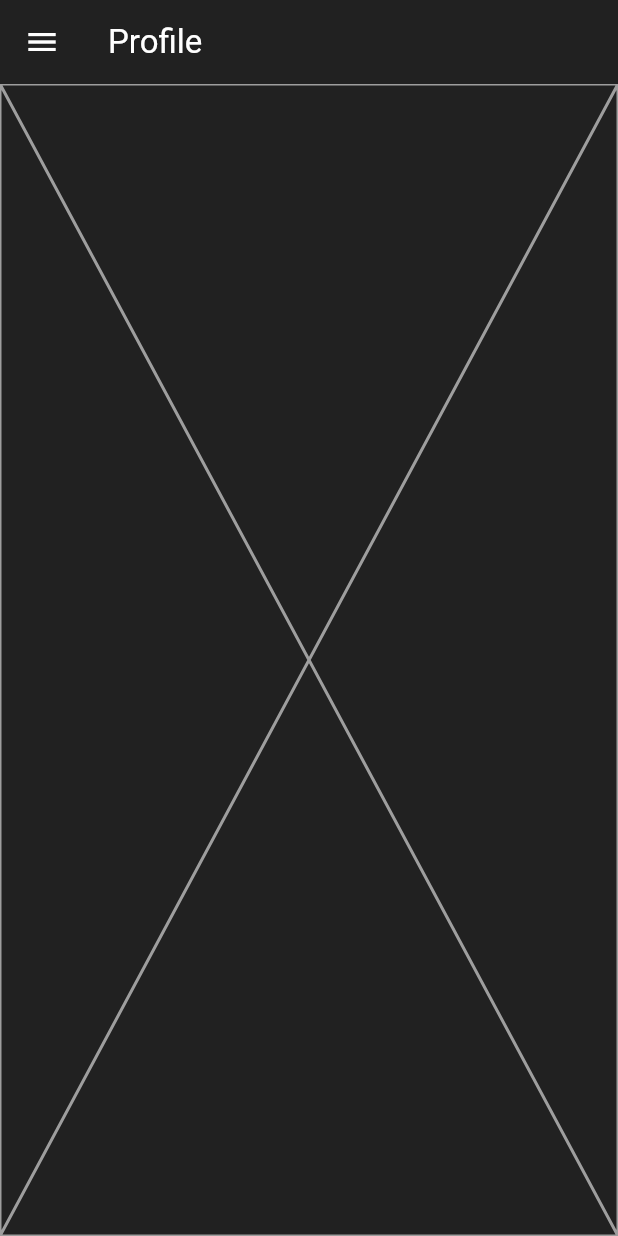
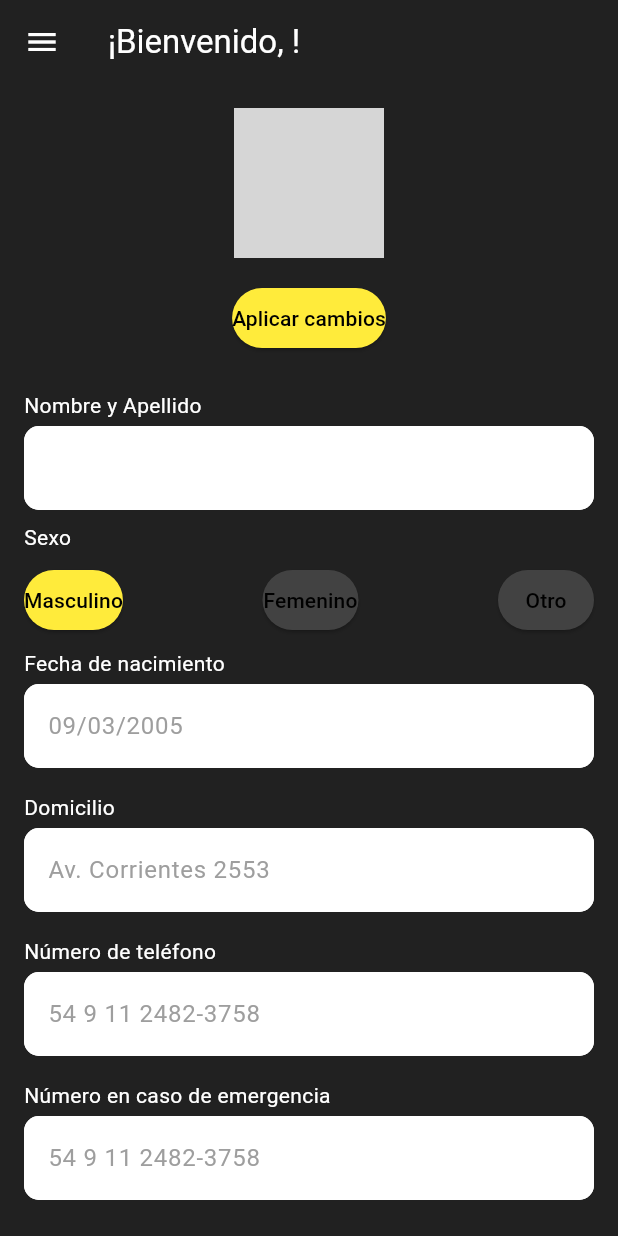
Before and after one commit to julianszw/GymForce, a Flutter app: the ProfileScreen screen opened directly, on a phone screen of 412 x 824 dp. Run offline on Flutter 3.47's test engine with Material 3 defaults, Android fonts, the phone set to English and light mode, and no system bars; our stand-ins replace camera, cloud_firestore, firebase_auth, firebase_core, firebase_storage, flutter_riverpod and 2 more; missing offline and left inert: flutter_face_api; accounts and stored records are empty; grey boxes are pictures that could not be loaded.

Commit message:
primera versión pantalla profile

```diff
--- a/lib/presentation/screens/profile_screen.dart
+++ b/lib/presentation/screens/profile_screen.dart
@@ -1,24 +1,185 @@
 import 'package:flutter/material.dart';
+import 'package:flutter_riverpod/flutter_riverpod.dart';
+import 'package:gym_force/config/providers/user_provider.dart';
 import 'package:gym_force/presentation/widgets/navigation/drawer_nav_menu.dart';
 
-class ProfileScreen extends StatelessWidget {
+class ProfileScreen extends ConsumerStatefulWidget {
   const ProfileScreen({super.key});
 
   @override
+  _ProfileScreenState createState() => _ProfileScreenState();
+}
+
+class _ProfileScreenState extends ConsumerState<ProfileScreen> {
+  String selectedGender = 'Masculino'; // Valor predeterminado
+
+  @override
   Widget build(BuildContext context) {
+    final user = ref.watch(userProvider);
+
     return Scaffold(
       appBar: AppBar(
-        title: const Text('Profile'),
+        title: Text('¡Bienvenido, ${user?.name ?? 'Usuario'}!'),
       ),
       drawer: const DrawerNavMenu(),
-      body: const Center(
-        child: Placeholder(
-          fallbackHeight: 200, // Altura predeterminada del placeholder
-          fallbackWidth: 200, // Ancho predeterminado del placeholder
-          color: Colors.grey, // Color del placeholder
-          strokeWidth: 2, // Grosor de la línea del placeholder
+      body: SingleChildScrollView(
+        padding: const EdgeInsets.all(16.0),
+        child: Column(
+          crossAxisAlignment: CrossAxisAlignment.center,
+          children: [
+            // Foto de perfil
+            CircleAvatar(
+              radius: 50,
+              backgroundImage: AssetImage(user?.profile ?? 'assets/profile_picture.jpg'), // Cambia a la imagen deseada
+            ),
+            const SizedBox(height: 16),
+
+            // Botón "Aplicar cambios"
+            ElevatedButton(
+              onPressed: () {},
+              style: ElevatedButton.styleFrom(
+                foregroundColor: Colors.black, backgroundColor: Colors.yellow,
+                shape: RoundedRectangleBorder(
+                  borderRadius: BorderRadius.circular(20),
+                ),
+              ),
+              child: const Text('Aplicar cambios'),
+            ),
+            const SizedBox(height: 16),
+
+            // Campo "Nombre y Apellido"
+            _ProfileTextField(label: 'Nombre y Apellido', hint: user?.name ?? ''),
+
+            // Selector de género
+            Column(
+              crossAxisAlignment: CrossAxisAlignment.start,
+              children: [
+                const Text(
+                  'Sexo',
+                  style: TextStyle(color: Colors.white),
+                ),
+                const SizedBox(height: 8),
+                Row(
+                  mainAxisAlignment: MainAxisAlignment.spaceBetween,
+                  children: [
+                    _GenderButton(
+                      label: 'Masculino',
+                      isSelected: selectedGender == 'Masculino',
+                      onTap: () {
+                        setState(() {
+                          selectedGender = 'Masculino';
+                        });
+                      },
+                    ),
+                    _GenderButton(
+                      label: 'Femenino',
+                      isSelected: selectedGender == 'Femenino',
+                      onTap: () {
+                        setState(() {
+                          selectedGender = 'Femenino';
+                        });
+                      },
+                    ),
+                    _GenderButton(
+                      label: 'Otro',
+                      isSelected: selectedGender == 'Otro',
+                      onTap: () {
+                        setState(() {
+                          selectedGender = 'Otro';
+                        });
+                      },
+                    ),
+                  ],
+                ),
+              ],
+            ),
+
+            // Campo "Fecha de nacimiento"
+            _ProfileTextField(label: 'Fecha de nacimiento', hint: user?.birthdate ?? '09/03/2005'),
+
+            // Campo "Domicilio"
+            _ProfileTextField(label: 'Domicilio', hint: user?.address ?? 'Av. Corrientes 2553'),
+
+            // Campo "Número de teléfono"
+            _ProfileTextField(label: 'Número de teléfono', hint: user?.phone ?? '54 9 11 2482-3758'),
+
+            // Campo "Número en caso de emergencia"
+            _ProfileTextField(label: 'Número en caso de emergencia', hint: user?.emergencyPhone ?? '54 9 11 2482-3758'),
+
+            // Botón "Deseo cambiar mi contraseña"
+            const SizedBox(height: 16),
+            TextButton(
+              onPressed: () {},
+              style: TextButton.styleFrom(
+                foregroundColor: Colors.yellow,
+              ),
+              child: const Text('Deseo cambiar mi contraseña'),
+            ),
+          ],
         ),
       ),
     );
   }
 }
+
+// Widget personalizado para campos de texto
+class _ProfileTextField extends StatelessWidget {
+  final String label;
+  final String hint;
+
+  const _ProfileTextField({required this.label, required this.hint});
+
+  @override
+  Widget build(BuildContext context) {
+    return Padding(
+      padding: const EdgeInsets.symmetric(vertical: 8.0),
+      child: Column(
+        crossAxisAlignment: CrossAxisAlignment.start,
+        children: [
+          Text(
+            label,
+            style: const TextStyle(color: Colors.white),
+          ),
+          const SizedBox(height: 4),
+          TextField(
+            decoration: InputDecoration(
+              hintText: hint,
+              filled: true,
+              fillColor: Colors.white,
+              border: OutlineInputBorder(
+                borderRadius: BorderRadius.circular(10),
+              ),
+            ),
+          ),
+        ],
+      ),
+    );
+  }
+}
+
+// Widget personalizado para los botones de género
+class _GenderButton extends StatelessWidget {
+  final String label;
+  final bool isSelected;
+  final VoidCallback onTap;
+
+  const _GenderButton({
+    required this.label,
+    required this.isSelected,
+    required this.onTap,
+  });
+
+  @override
+  Widget build(BuildContext context) {
+    return ElevatedButton(
+      onPressed: onTap,
+      style: ElevatedButton.styleFrom(
+        foregroundColor: Colors.black, backgroundColor: isSelected ? Colors.yellow : Colors.grey[800],
+        shape: RoundedRectangleBorder(
+          borderRadius: BorderRadius.circular(20),
+        ),
+      ),
+      child: Text(label),
+    );
+  }
+}
```
